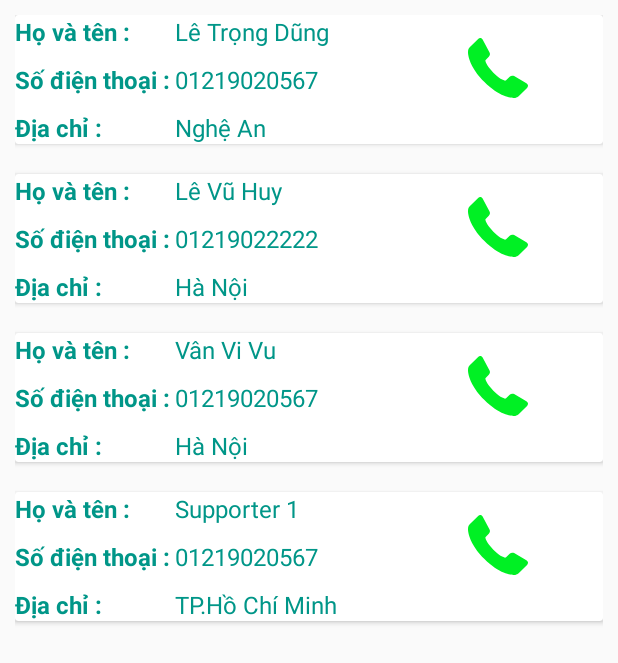
After one commit to trongdung258/socialinnovationcamp, an Android app: the fragment ContactFragment shown on its own in the app's theme, on a phone screen of 412 x 824 dp. The commit adds this screen. Shown: the top 663 px of the screen. Run offline under Robolectric (Android 15) with nearby library versions, the phone set to English and light mode, and no system bars.

Commit message:
Add contact

```diff
--- a/app/build.gradle
+++ b/app/build.gradle
@@ -23,6 +23,7 @@ dependencies {
     compile fileTree(dir: 'libs', include: ['*.jar'])
     testCompile 'junit:junit:4.12'
     compile 'com.android.support:appcompat-v7:23.4.0'
+    compile 'com.android.support:appcompat-v7:23.4.0'
     compile 'com.android.support:design:23.4.0'
     compile 'com.facebook.android:facebook-android-sdk:[4,5)'
     compile 'com.android.support:support-v4:23.4.0'
--- /dev/null
+++ b/app/src/main/java/com/example/yuu/socialinnovationcamp/fragment/ContactFragment.java
@@ -0,0 +1,27 @@
+package com.example.yuu.socialinnovationcamp.fragment;
+
+
+import android.app.Fragment;
+import android.os.Bundle;
+import android.view.LayoutInflater;
+import android.view.View;
+import android.view.ViewGroup;
+
+import com.example.yuu.socialinnovationcamp.R;
+
+public class ContactFragment extends Fragment {
+
+
+    public ContactFragment() {
+        // Required empty public constructor
+    }
+
+
+    @Override
+    public View onCreateView(LayoutInflater inflater, ViewGroup container,
+                             Bundle savedInstanceState) {
+        // Inflate the layout for this fragment
+        return inflater.inflate(R.layout.fragment_contact, container, false);
+    }
+
+}
--- /dev/null
+++ b/app/src/main/res/drawable/icon_call.xml
@@ -0,0 +1,4 @@
+<vector android:height="24dp" android:viewportHeight="578.106"
+    android:viewportWidth="578.106" android:width="24dp" xmlns:android="http://schemas.android.com/apk/res/android">
+    <path android:fillColor="#00f024" android:pathData="M577.8,456.1c1.2,9.4 -1.6,17.5 -8.6,24.5l-81.4,80.8c-3.7,4.1 -8.5,7.6 -14.4,10.4c-5.9,2.9 -11.7,4.7 -17.4,5.5c-0.4,0 -1.6,0.1 -3.7,0.3c-2,0.2 -4.7,0.3 -8,0.3c-7.8,0 -20.3,-1.3 -37.6,-4s-38.6,-9.2 -63.6,-19.6c-25.1,-10.4 -53.6,-26 -85.4,-46.8c-31.8,-20.8 -65.7,-49.4 -101.6,-85.7c-28.6,-28.2 -52.2,-55.1 -71,-80.8c-18.8,-25.7 -33.9,-49.5 -45.3,-71.3c-11.4,-21.8 -20,-41.6 -25.7,-59.4S4.6,177.4 2.5,164.5s-2.9,-23 -2.4,-30.3c0.4,-7.3 0.6,-11.4 0.6,-12.2c0.8,-5.7 2.7,-11.5 5.5,-17.4s6.3,-10.7 10.4,-14.4L98,8.8c5.7,-5.7 12.2,-8.6 19.6,-8.6c5.3,0 10,1.5 14.1,4.6s7.5,6.8 10.4,11.3l65.5,124.2c3.7,6.5 4.7,13.7 3.1,21.4c-1.6,7.8 -5.1,14.3 -10.4,19.6l-30,30c-0.8,0.8 -1.5,2.1 -2.1,4s-0.9,3.4 -0.9,4.6c1.6,8.6 5.3,18.4 11,29.4c4.9,9.8 12.4,21.7 22.6,35.8s24.7,30.3 43.5,48.7c18.4,18.8 34.7,33.4 49,43.8c14.3,10.4 26.2,18.1 35.8,22.9c9.6,4.9 16.9,7.9 22,8.9l7.6,1.5c0.8,0 2.1,-0.3 4,-0.9c1.8,-0.6 3.2,-1.3 4,-2.1l34.9,-35.5c7.3,-6.5 15.9,-9.8 25.7,-9.8c6.9,0 12.4,1.2 16.5,3.7h0.6l118.1,69.8C571.1,441.2 576.2,448 577.8,456.1z"/>
+</vector>
--- /dev/null
+++ b/app/src/main/res/layout/fragment_contact.xml
@@ -0,0 +1,313 @@
+<LinearLayout xmlns:android="http://schemas.android.com/apk/res/android"
+    xmlns:tools="http://schemas.android.com/tools"
+    android:layout_width="match_parent"
+    android:layout_height="match_parent"
+    android:padding="10dp"
+    android:orientation="vertical"
+    tools:context="com.example.yuu.socialinnovationcamp.fragment.ContactFragment">
+
+    <android.support.v7.widget.CardView
+        android:layout_width="match_parent"
+        android:layout_height="wrap_content"
+        >
+        <RelativeLayout
+            android:layout_width="wrap_content"
+            android:layout_height="wrap_content">
+            <TextView
+                android:layout_width="wrap_content"
+                android:layout_height="wrap_content"
+                android:text="Họ và tên :"
+                android:textSize="16sp"
+                android:textStyle="bold"
+                android:textColor="#009688"
+                android:id="@+id/txt_title_name" />
+            <ImageView
+                android:layout_width="40dp"
+                android:layout_height="40dp"
+                android:src="@drawable/icon_call"
+                android:layout_alignParentRight="true"
+                android:layout_marginRight="50dp"
+                android:layout_marginTop="15dp"/>
+            <TextView
+                android:layout_width="wrap_content"
+                android:layout_height="wrap_content"
+                android:text="Lê Trọng Dũng"
+                android:textSize="16sp"
+                android:layout_marginLeft="30dp"
+                android:textColor="#009688"
+                android:id="@+id/txt_name"
+                android:layout_toRightOf="@id/txt_title_name"/>
+            <TextView
+                android:layout_width="wrap_content"
+                android:layout_height="wrap_content"
+                android:text="Số điện thoại :"
+                android:textSize="16sp"
+                android:textStyle="bold"
+                android:textColor="#009688"
+                android:id="@+id/txt_title_phone_number"
+                android:layout_below="@id/txt_title_name"
+                android:layout_marginTop="10dp"/>
+            <TextView
+                android:layout_width="wrap_content"
+                android:layout_height="wrap_content"
+                android:text="01219020567"
+                android:textSize="16sp"
+                android:layout_marginLeft="30dp"
+                android:textColor="#009688"
+                android:id="@+id/txt_phone_numer"
+                android:layout_below="@id/txt_title_name"
+                android:layout_marginTop="10dp"
+                android:layout_toRightOf="@id/txt_title_name"/>
+            <TextView
+                android:layout_width="wrap_content"
+                android:layout_height="wrap_content"
+                android:text="Địa chỉ :"
+                android:textSize="16sp"
+                android:textStyle="bold"
+                android:textColor="#009688"
+                android:id="@+id/txt_title_adress"
+                android:layout_below="@id/txt_title_phone_number"
+                android:layout_marginTop="10dp"/>
+            <TextView
+                android:layout_width="wrap_content"
+                android:layout_height="wrap_content"
+                android:text="Nghệ An"
+                android:textSize="16sp"
+                android:layout_marginLeft="30dp"
+                android:textColor="#009688"
+                android:id="@+id/txt_address"
+                android:layout_below="@id/txt_title_phone_number"
+                android:layout_marginTop="10dp"
+                android:layout_toRightOf="@id/txt_title_name"/>
+        </RelativeLayout>
+    </android.support.v7.widget.CardView>
+    <android.support.v7.widget.CardView
+        android:layout_width="match_parent"
+        android:layout_height="wrap_content"
+        android:layout_marginTop="20dp"
+        >
+        <RelativeLayout
+            android:layout_width="wrap_content"
+            android:layout_height="wrap_content">
+            <ImageView
+                android:layout_width="40dp"
+                android:layout_height="40dp"
+                android:src="@drawable/icon_call"
+                android:layout_alignParentRight="true"
+                android:layout_marginRight="50dp"
+                android:layout_marginTop="15dp"/>
+            <TextView
+                android:layout_width="wrap_content"
+                android:layout_height="wrap_content"
+                android:text="Họ và tên :"
+                android:textSize="16sp"
+                android:textStyle="bold"
+                android:textColor="#009688"
+                android:id="@+id/txt_title_name1" />
+            <TextView
+                android:layout_width="wrap_content"
+                android:layout_height="wrap_content"
+                android:text="Lê Vũ Huy"
+                android:textSize="16sp"
+                android:layout_marginLeft="30dp"
+                android:textColor="#009688"
+                android:id="@+id/txt_name1"
+                android:layout_toRightOf="@id/txt_title_name1"/>
+            <TextView
+                android:layout_width="wrap_content"
+                android:layout_height="wrap_content"
+                android:text="Số điện thoại :"
+                android:textSize="16sp"
+                android:textStyle="bold"
+                android:textColor="#009688"
+                android:id="@+id/txt_title_phone_number1"
+                android:layout_below="@id/txt_title_name1"
+                android:layout_marginTop="10dp"/>
+            <TextView
+                android:layout_width="wrap_content"
+                android:layout_height="wrap_content"
+                android:text="01219022222"
+                android:textSize="16sp"
+                android:layout_marginLeft="30dp"
+                android:textColor="#009688"
+                android:id="@+id/txt_phone_numer1"
+                android:layout_below="@id/txt_title_name1"
+                android:layout_marginTop="10dp"
+                android:layout_toRightOf="@id/txt_title_name1"/>
+            <TextView
+                android:layout_width="wrap_content"
+                android:layout_height="wrap_content"
+                android:text="Địa chỉ :"
+                android:textSize="16sp"
+                android:textStyle="bold"
+                android:textColor="#009688"
+                android:id="@+id/txt_title_adress1"
+                android:layout_below="@id/txt_title_phone_number1"
+                android:layout_marginTop="10dp"/>
+            <TextView
+                android:layout_width="wrap_content"
+                android:layout_height="wrap_content"
+                android:text="Hà Nội"
+                android:textSize="16sp"
+                android:layout_marginLeft="30dp"
+                android:textColor="#009688"
+                android:id="@+id/txt_address1"
+                android:layout_below="@id/txt_title_phone_number1"
+                android:layout_marginTop="10dp"
+                android:layout_toRightOf="@id/txt_title_name1"/>
+        </RelativeLayout>
+    </android.support.v7.widget.CardView>
+    <android.support.v7.widget.CardView
+        android:layout_width="match_parent"
+        android:layout_height="wrap_content"
+        android:layout_marginTop="20dp"
+        >
+        <RelativeLayout
+            android:layout_width="wrap_content"
+            android:layout_height="wrap_content">
+            <ImageView
+                android:layout_width="40dp"
+                android:layout_height="40dp"
+                android:src="@drawable/icon_call"
+                android:layout_alignParentRight="true"
+                android:layout_marginRight="50dp"
+                android:layout_marginTop="15dp"/>
+            <TextView
+                android:layout_width="wrap_content"
+                android:layout_height="wrap_content"
+                android:text="Họ và tên :"
+                android:textSize="16sp"
+                android:textStyle="bold"
+                android:textColor="#009688"
+                android:id="@+id/txt_title_name2" />
+            <TextView
+                android:layout_width="wrap_content"
+                android:layout_height="wrap_content"
+                android:text="Vân Vi Vu"
+                android:textSize="16sp"
+                android:layout_marginLeft="30dp"
+                android:textColor="#009688"
+                android:id="@+id/txt_name2"
+                android:layout_toRightOf="@id/txt_title_name2"/>
+            <TextView
+                android:layout_width="wrap_content"
+                android:layout_height="wrap_content"
+                android:text="Số điện thoại :"
+                android:textSize="16sp"
+                android:textStyle="bold"
+                android:textColor="#009688"
+                android:id="@+id/txt_title_phone_number2"
+                android:layout_below="@id/txt_title_name2"
+                android:layout_marginTop="10dp"/>
+            <TextView
+                android:layout_width="wrap_content"
+                android:layout_height="wrap_content"
+                android:text="01219020567"
+                android:textSize="16sp"
+                android:layout_marginLeft="30dp"
+                android:textColor="#009688"
+                android:id="@+id/txt_phone_numer2"
+                android:layout_below="@id/txt_title_name2"
+                android:layout_marginTop="10dp"
+                android:layout_toRightOf="@id/txt_title_name2"/>
+            <TextView
+                android:layout_width="wrap_content"
+                android:layout_height="wrap_content"
+                android:text="Địa chỉ :"
+                android:textSize="16sp"
+                android:textStyle="bold"
+                android:textColor="#009688"
+                android:id="@+id/txt_title_adress2"
+                android:layout_below="@id/txt_title_phone_number2"
+                android:layout_marginTop="10dp"/>
+            <TextView
+                android:layout_width="wrap_content"
+                android:layout_height="wrap_content"
+                android:text="Hà Nội"
+                android:textSize="16sp"
+                android:layout_marginLeft="30dp"
+                android:textColor="#009688"
+                android:id="@+id/txt_address2"
+                android:layout_below="@id/txt_title_phone_number2"
+                android:layout_marginTop="10dp"
+                android:layout_toRightOf="@id/txt_title_name2"/>
+        </RelativeLayout>
+    </android.support.v7.widget.CardView>
+    <android.support.v7.widget.CardView
+        android:layout_width="match_parent"
+        android:layout_height="wrap_content"
+        android:layout_marginTop="20dp"
+        >
+        <RelativeLayout
+            android:layout_width="wrap_content"
+            android:layout_height="wrap_content">
+            <ImageView
+                android:layout_width="40dp"
+                android:layout_height="40dp"
+                android:src="@drawable/icon_call"
+                android:layout_alignParentRight="true"
+                android:layout_marginRight="50dp"
+                android:layout_marginTop="15dp"/>
+            <TextView
+                android:layout_width="wrap_content"
+                android:layout_height="wrap_content"
+                android:text="Họ và tên :"
+                android:textSize="16sp"
+                android:textStyle="bold"
+                android:textColor="#009688"
+                android:id="@+id/txt_title_name3" />
+            <TextView
+                android:layout_width="wrap_content"
+                android:layout_height="wrap_content"
+                android:text="Supporter 1"
+                android:textSize="16sp"
+                android:layout_marginLeft="30dp"
+                android:textColor="#009688"
+                android:id="@+id/txt_name3"
+                android:layout_toRightOf="@id/txt_title_name3"/>
+            <TextView
+                android:layout_width="wrap_content"
+                android:layout_height="wrap_content"
+                android:text="Số điện thoại :"
+                android:textSize="16sp"
+                android:textStyle="bold"
+                android:textColor="#009688"
+                android:id="@+id/txt_title_phone_number3"
+                android:layout_below="@id/txt_title_name3"
+                android:layout_marginTop="10dp"/>
+            <TextView
+                android:layout_width="wrap_content"
+                android:layout_height="wrap_content"
+                android:text="01219020567"
+                android:textSize="16sp"
+                android:layout_marginLeft="30dp"
+                android:textColor="#009688"
+                android:id="@+id/txt_phone_numer3"
+                android:layout_below="@id/txt_title_name3"
+                android:layout_marginTop="10dp"
+                android:layout_toRightOf="@id/txt_title_name3"/>
+            <TextView
+                android:layout_width="wrap_content"
+                android:layout_height="wrap_content"
+                android:text="Địa chỉ :"
+                android:textSize="16sp"
+                android:textStyle="bold"
+                android:textColor="#009688"
+                android:id="@+id/txt_title_adress3"
+                android:layout_below="@id/txt_title_phone_number3"
+                android:layout_marginTop="10dp"/>
+            <TextView
+                android:layout_width="wrap_content"
+                android:layout_height="wrap_content"
+                android:text="TP.Hồ Chí Minh"
+                android:textSize="16sp"
+                android:layout_marginLeft="30dp"
+                android:textColor="#009688"
+                android:id="@+id/txt_address3"
+                android:layout_below="@id/txt_title_phone_number3"
+                android:layout_marginTop="10dp"
+                android:layout_toRightOf="@id/txt_title_name3"/>
+        </RelativeLayout>
+    </android.support.v7.widget.CardView>
+
+</LinearLayout>
--- a/app/src/main/res/values/strings.xml
+++ b/app/src/main/res/values/strings.xml
@@ -34,4 +34,7 @@
         <item>Survey</item>
         <item>Contacts</item>
     </string-array>
+
+    <!-- TODO: Remove or change this placeholder text -->
+    <string name="hello_blank_fragment">Hello blank fragment</string>
 </resources>
```
